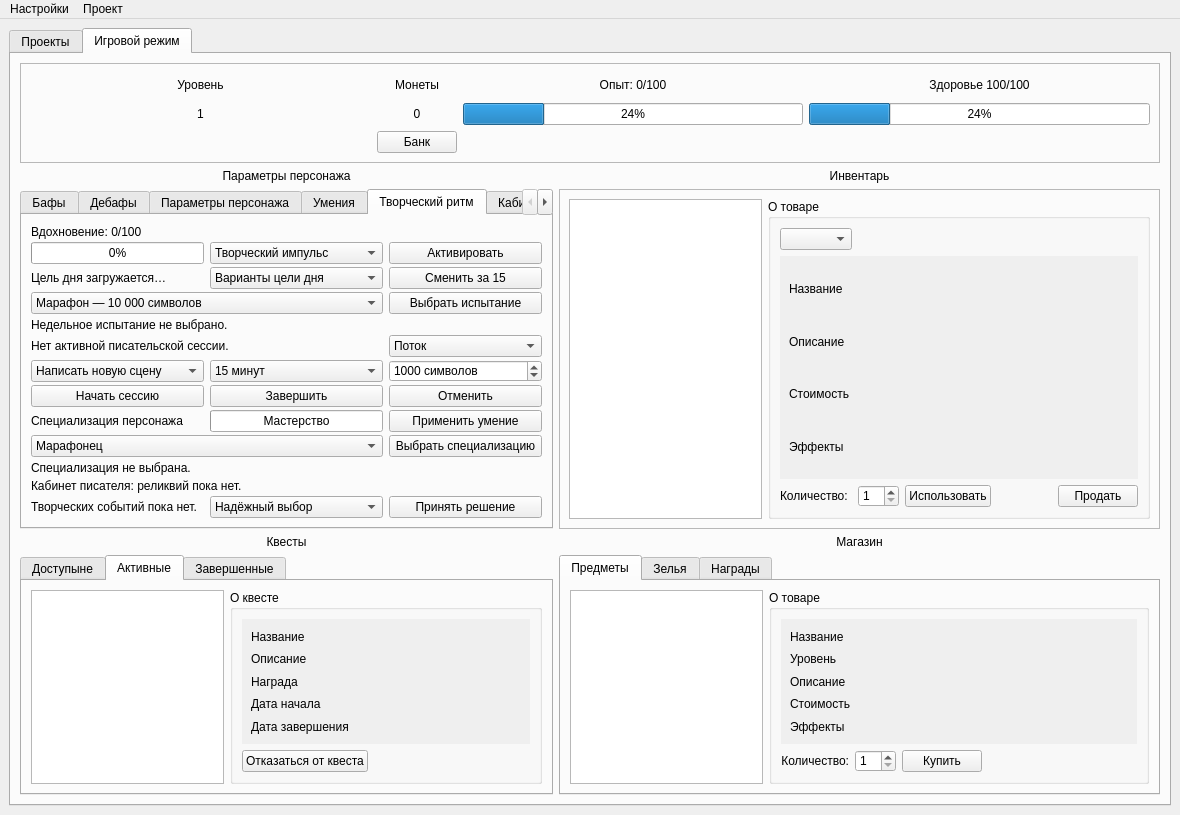
Qt form UI template/main_window.ui (nevskyforever/nfprogress) before a commit.
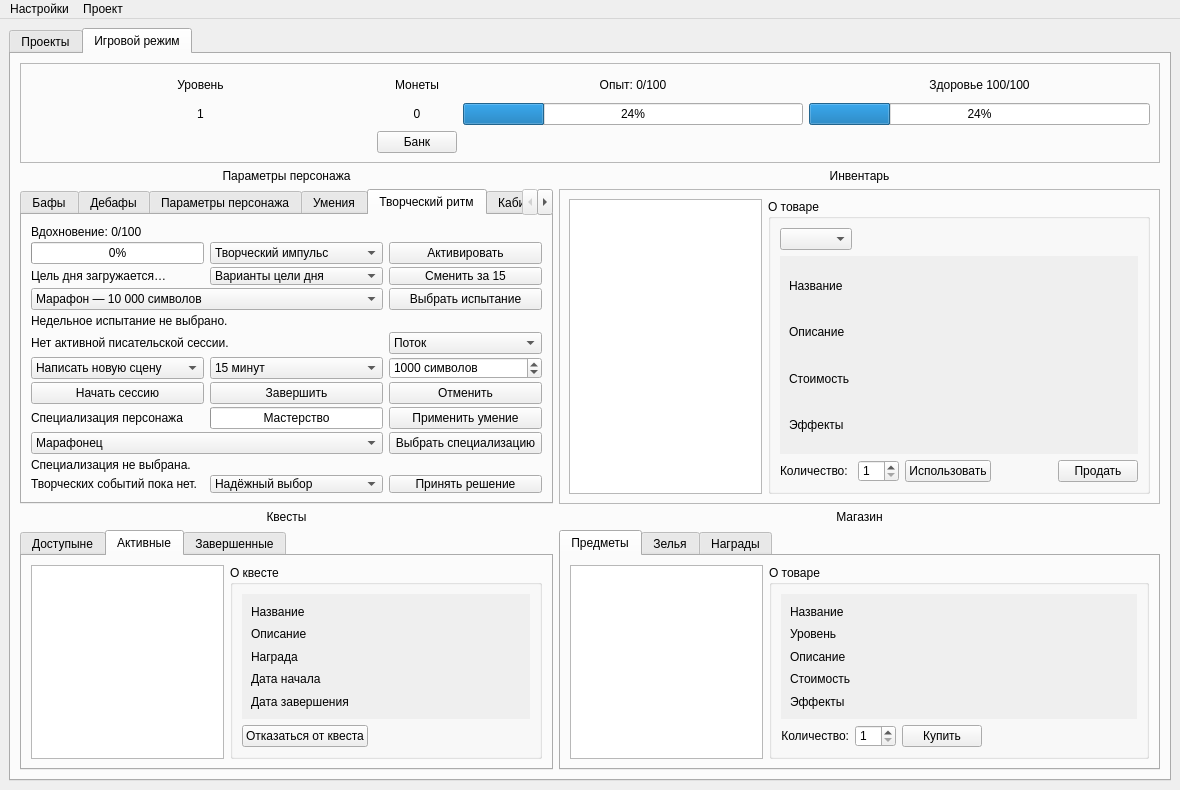
The same form after that commit. The open tabs and pages were chosen to show the change.

```diff
--- a/UI template/main_window.ui
+++ b/UI template/main_window.ui
@@ -2928,13 +2928,13 @@
             </item>
             <item row="2" column="1">
              <widget class="QComboBox" name="daily_challenge_combo">
-              <property name="maximumSize"><size><width>16777215</width><height>24</height></size></property>
+              <property name="maximumSize"><size><width>16777215</width><height>18</height></size></property>
               <item><property name="text"><string>Варианты цели дня</string></property></item>
              </widget>
             </item>
             <item row="2" column="2">
              <widget class="QPushButton" name="change_daily_challenge_button">
-              <property name="maximumSize"><size><width>16777215</width><height>24</height></size></property>
+              <property name="maximumSize"><size><width>16777215</width><height>18</height></size></property>
               <property name="text"><string>Сменить за 15</string></property>
              </widget>
             </item>
@@ -3051,28 +3051,22 @@
               <property name="wordWrap"><bool>true</bool></property>
              </widget>
             </item>
-            <item row="11" column="0" colspan="3">
-             <widget class="QLabel" name="cabinet_collection_status">
-              <property name="text"><string>Кабинет писателя: реликвий пока нет.</string></property>
-              <property name="wordWrap"><bool>true</bool></property>
-             </widget>
-            </item>
-            <item row="12" column="0">
+            <item row="11" column="0">
              <widget class="QLabel" name="creative_event_status">
               <property name="text"><string>Творческих событий пока нет.</string></property>
               <property name="wordWrap"><bool>true</bool></property>
              </widget>
             </item>
-            <item row="12" column="1">
+            <item row="11" column="1">
              <widget class="QComboBox" name="creative_event_choice_combo">
-              <property name="maximumSize"><size><width>16777215</width><height>24</height></size></property>
+              <property name="maximumSize"><size><width>16777215</width><height>18</height></size></property>
               <item><property name="text"><string>Надёжный выбор</string></property></item>
               <item><property name="text"><string>Рискнуть</string></property></item>
              </widget>
             </item>
-            <item row="12" column="2">
+            <item row="11" column="2">
              <widget class="QPushButton" name="resolve_creative_event_button">
-              <property name="maximumSize"><size><width>16777215</width><height>24</height></size></property>
+              <property name="maximumSize"><size><width>16777215</width><height>18</height></size></property>
               <property name="text"><string>Принять решение</string></property>
              </widget>
             </item>
```
